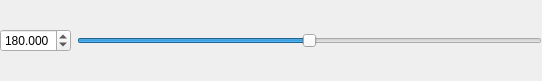
ww4u/megarobostudio, file source/wnd/ui/axesknob.ui: the form before one commit.
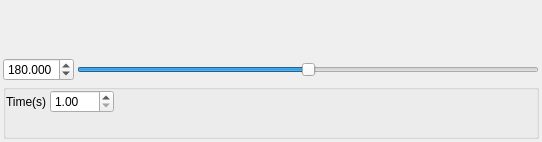
The form after the commit. Icons and pictures are not drawn. Custom widgets are drawn as their Qt base class.

The edit to the form file:
```diff
--- a/source/wnd/ui/axesknob.ui
+++ b/source/wnd/ui/axesknob.ui
@@ -7,7 +7,7 @@
     <x>0</x>
     <y>0</y>
     <width>542</width>
-    <height>81</height>
+    <height>142</height>
    </rect>
   </property>
   <property name="windowTitle">
@@ -18,24 +18,38 @@
     <normaloff>:/res/image/icon/23.png</normaloff>:/res/image/icon/23.png</iconset>
   </property>
   <layout class="QVBoxLayout" name="verticalLayout">
+   <property name="spacing">
+    <number>3</number>
+   </property>
    <property name="leftMargin">
-    <number>0</number>
+    <number>3</number>
    </property>
    <property name="topMargin">
-    <number>0</number>
+    <number>3</number>
    </property>
    <property name="rightMargin">
-    <number>0</number>
+    <number>3</number>
    </property>
    <property name="bottomMargin">
-    <number>0</number>
+    <number>3</number>
    </property>
    <item>
-    <widget class="QLabel" name="labConnection">
-     <property name="text">
-      <string/>
-     </property>
-    </widget>
+    <layout class="QHBoxLayout" name="horizontalLayout">
+     <item>
+      <widget class="QLabel" name="labConnection">
+       <property name="text">
+        <string/>
+       </property>
+      </widget>
+     </item>
+     <item>
+      <widget class="QLabel" name="label">
+       <property name="text">
+        <string/>
+       </property>
+      </widget>
+     </item>
+    </layout>
    </item>
    <item>
     <layout class="QHBoxLayout" name="horizontalLayout_2">
@@ -71,14 +85,117 @@
     </layout>
    </item>
    <item>
-    <widget class="QLabel" name="label">
-     <property name="text">
+    <widget class="QGroupBox" name="groupBox">
+     <property name="title">
       <string/>
      </property>
+     <layout class="QGridLayout" name="gridLayout_2">
+      <property name="leftMargin">
+       <number>0</number>
+      </property>
+      <property name="topMargin">
+       <number>0</number>
+      </property>
+      <property name="rightMargin">
+       <number>0</number>
+      </property>
+      <property name="bottomMargin">
+       <number>0</number>
+      </property>
+      <property name="spacing">
+       <number>3</number>
+      </property>
+      <item row="1" column="2">
+       <widget class="LRButton" name="btnLr1" native="true">
+        <property name="minimumSize">
+         <size>
+          <width>0</width>
+          <height>0</height>
+         </size>
+        </property>
+        <property name="maximumSize">
+         <size>
+          <width>16777215</width>
+          <height>16777215</height>
+         </size>
+        </property>
+       </widget>
+      </item>
+      <item row="0" column="1">
+       <widget class="QDoubleSpinBox" name="spinStepTime">
+        <property name="minimum">
+         <double>1.000000000000000</double>
+        </property>
+        <property name="maximum">
+         <double>100.000000000000000</double>
+        </property>
+       </widget>
+      </item>
+      <item row="0" column="0">
+       <widget class="QLabel" name="label_5">
+        <property name="text">
+         <string>Time(s)</string>
+        </property>
+       </widget>
+      </item>
+      <item row="1" column="4">
+       <spacer name="horizontalSpacer">
+        <property name="orientation">
+         <enum>Qt::Horizontal</enum>
+        </property>
+        <property name="sizeHint" stdset="0">
+         <size>
+          <width>40</width>
+          <height>20</height>
+         </size>
+        </property>
+       </spacer>
+      </item>
+      <item row="1" column="0" colspan="2">
+       <widget class="LRButton" name="btnLr01" native="true">
+        <property name="minimumSize">
+         <size>
+          <width>0</width>
+          <height>0</height>
+         </size>
+        </property>
+        <property name="maximumSize">
+         <size>
+          <width>16777215</width>
+          <height>16777215</height>
+         </size>
+        </property>
+       </widget>
+      </item>
+      <item row="1" column="3">
+       <widget class="LRButton" name="btnLr10" native="true">
+        <property name="minimumSize">
+         <size>
+          <width>0</width>
+          <height>0</height>
+         </size>
+        </property>
+        <property name="maximumSize">
+         <size>
+          <width>16777215</width>
+          <height>16777215</height>
+         </size>
+        </property>
+       </widget>
+      </item>
+     </layout>
     </widget>
    </item>
   </layout>
  </widget>
+ <customwidgets>
+  <customwidget>
+   <class>LRButton</class>
+   <extends>QWidget</extends>
+   <header>lrbutton.h</header>
+   <container>1</container>
+  </customwidget>
+ </customwidgets>
  <resources>
   <include location="../res/res.qrc"/>
  </resources>
```
